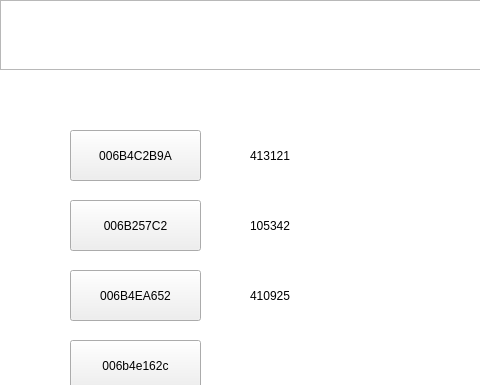
birdman1992/SmartCabinet, file SmartCabinet/Device/devicesimulate.ui: the form before one commit; both pictures show x 0 to 480 and y 0 to 385 of the 640 by 480 pixel window.
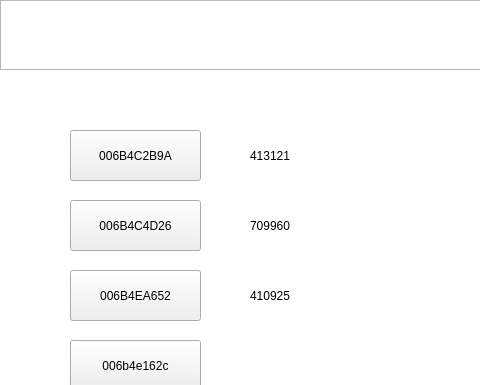
The form after the commit.

Commit message: 添加709960及卡号测试

Patch:
```diff
--- a/SmartCabinet/Device/devicesimulate.ui
+++ b/SmartCabinet/Device/devicesimulate.ui
@@ -88,7 +88,7 @@
         <enum>Qt::NoFocus</enum>
        </property>
        <property name="text">
-        <string>006B257C2</string>
+        <string>006B4C4D26</string>
        </property>
       </widget>
       <widget class="QPushButton" name="pushButton_3">
@@ -146,7 +146,7 @@
         </rect>
        </property>
        <property name="text">
-        <string>105342</string>
+        <string>709960</string>
        </property>
       </widget>
       <widget class="QLabel" name="label_3">
```
